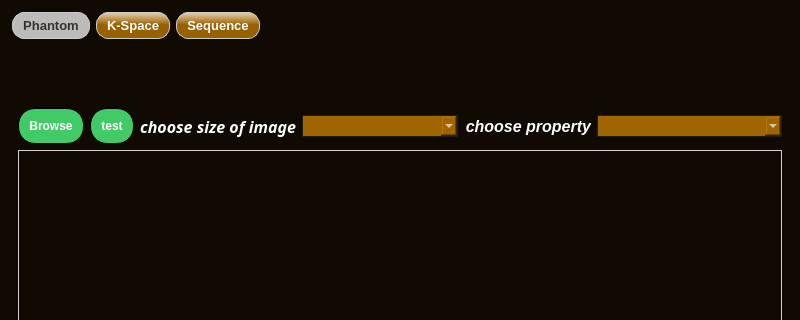
HamzaJamal782/MRI-Image-reconstruction-, file gui.ui: the form before one commit; both pictures show x 0 to 800 and y 0 to 320 of the 800 by 859 pixel window.
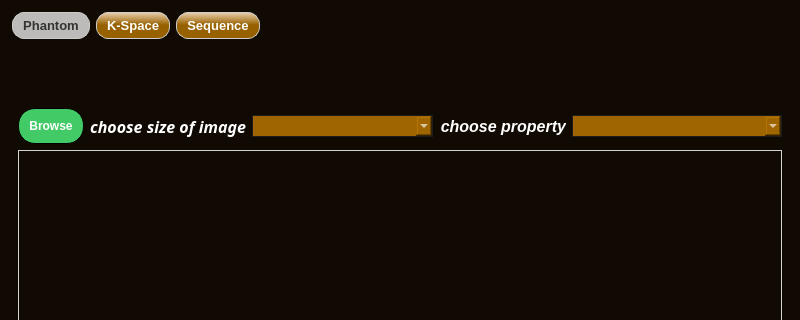
The form after the commit. Icons and pictures are not drawn.

Commit message: add combobox change size with code

Patch:
```diff
--- a/gui.ui
+++ b/gui.ui
@@ -299,7 +299,7 @@
            <number>57</number>
           </property>
           <item>
-           <layout class="QHBoxLayout" name="horizontalLayout_3" stretch="0,0,0,0">
+           <layout class="QHBoxLayout" name="horizontalLayout_3" stretch="0,0,0">
             <item>
              <widget class="QPushButton" name="pushButton_Browse">
               <property name="text">
@@ -307,13 +307,6 @@
               </property>
              </widget>
             </item>
-            <item>
-             <widget class="QPushButton" name="pushButton_test">
-              <property name="text">
-               <string>test</string>
-              </property>
-             </widget>
-            </item>
             <item>
              <layout class="QHBoxLayout" name="horizontalLayout_5" stretch="0,1">
               <item>
```
The commit also changes 3 other files.
